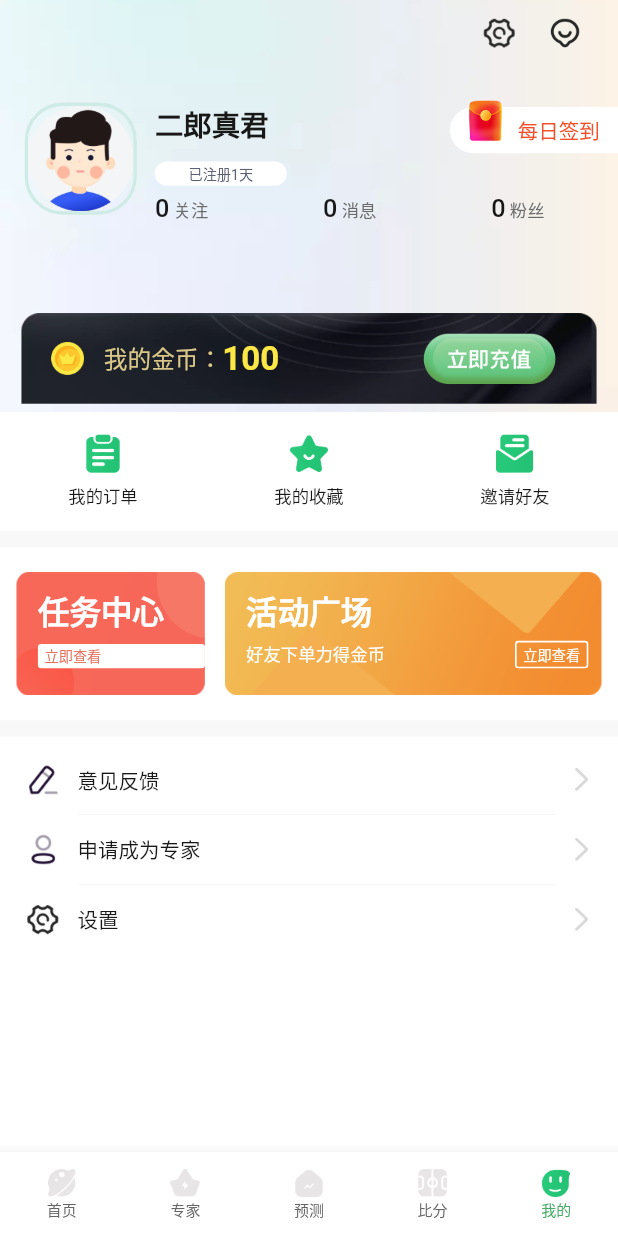
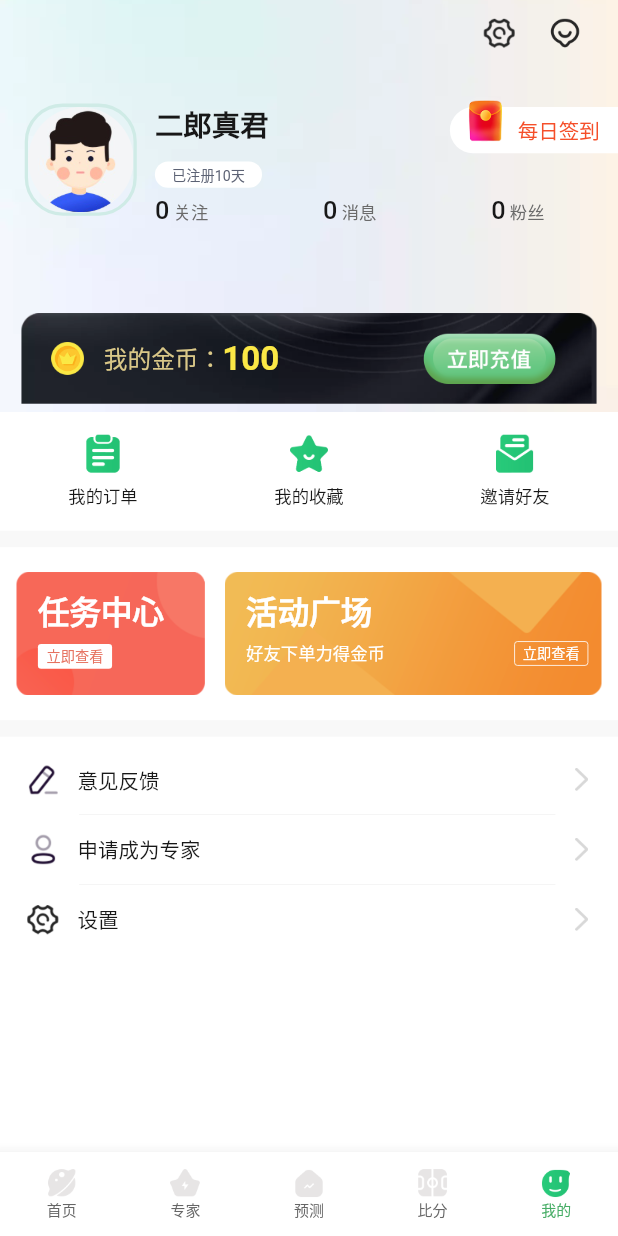
Before and after one commit to dingshaoshuai-dbchain/flutter_study, a Flutter app: the screen it shows after launch, swiped to page 5, on a phone screen of 412 x 824 dp. Run offline on Flutter 3.47's test engine with Material 2 defaults, Android fonts, the phone set to English and light mode, and no system bars; drawn by our look-alikes of oktoast; our stand-ins replace cached_network_image, dio, fluro, flutter_screenutil; missing offline and left inert: common_utils, flukit.

Commit message:
我的界面

```diff
--- a/lib/page/my/my_index_page.dart
+++ b/lib/page/my/my_index_page.dart
@@ -1,7 +1,7 @@
 import 'package:flutter/cupertino.dart';
 import 'package:flutter/material.dart';
 import 'package:flutter_screenutil/flutter_screenutil.dart';
-import 'package:youliao/page/my/widgets/menu_list_widget.dart';
+import 'package:youliao/page/my/widgets/menu_item_widget.dart';
 import 'package:youliao/res_app/app_colors.dart';
 import 'package:youliao/util/image_util.dart';
 import 'package:youliao/util/toast_util.dart';
@@ -12,6 +12,8 @@ import 'package:youliao/widgets/basis/text_widget.dart';
 import 'package:youliao/widgets/gaps.dart';
 import 'package:youliao/widgets/status_bar.dart';
 
+import '../../util/log_utils.dart';
+
 class MyIndexPage extends StatefulWidget {
   const MyIndexPage({super.key});
 
@@ -20,21 +22,38 @@ class MyIndexPage extends StatefulWidget {
 }
 
 class _MyIndexPageState extends State<MyIndexPage> {
-  final Widget _menuListWidget = const MenuListWidget();
+  final Widget _topWidget = _TopWidget();
+  final Widget _functionMenuWidget = _FunctionMenuWidget();
+  final Widget _taskMenuWidget = _TaskMenuWidget();
+  final Widget _menuListWidget = _MenuListWidget();
 
   Widget build(BuildContext context) {
     print("build - MyIndexPage");
     return Container(
       child: Column(children: [
-        _buildTop(),
-        _buildMenu(),
-        _buildTaskCenter(),
-        Expanded(child: _buildMenuList()),
+        // 用户信息
+        _topWidget,
+        // 我的订单、我的收藏、邀请好友
+        _functionMenuWidget,
+        // 任务中心、活动广场
+        _taskMenuWidget,
+        // 意见反馈、申请成为专家..
+        Expanded(
+          child: ContainerWidget(
+            backgroundColor: Colors.white,
+            marginTop: 10.w,
+            paddingVertical: 5.w,
+            child: _menuListWidget,
+          ),
+        ),
       ]),
     );
   }
+}
 
-  Widget _buildTop() {
+class _TopWidget extends StatelessWidget {
+  @override
+  Widget build(BuildContext context) {
     return Stack(
       children: [
         ImageWidget(
@@ -127,16 +146,21 @@ class _MyIndexPageState extends State<MyIndexPage> {
                               )
                             ],
                           ),
+                          Row(
+                            children: [
                               TextWidget(
-                            text: '已注册1天',
-                            width: 80.w,
+                                text: '已注册10天',
+                                width: 65.w,
+                                height: 16.w,
                                 textColor: AppColors.color5C6274,
                                 fontSize: 9.sp,
+                                maxLines: 1,
                                 radius: 8.w,
+                                paddingHorizontal: 2.w,
                                 backgroundColor: Colors.white,
-                            paddingHorizontal: 10.w,
-                            paddingVertical: 1.w,
                                 marginTop: 5.w,
+                              )
+                            ],
                           ),
                           Gaps.vGap5,
                           Row(
@@ -253,8 +277,11 @@ class _MyIndexPageState extends State<MyIndexPage> {
       ],
     );
   }
+}
 
-  Widget _buildMenu() {
+class _FunctionMenuWidget extends StatelessWidget {
+  @override
+  Widget build(BuildContext context) {
     return ContainerWidget(
       height: 72.w,
       backgroundColor: Colors.white,
@@ -315,8 +342,12 @@ class _MyIndexPageState extends State<MyIndexPage> {
       ),
     );
   }
+}
 
-  Widget _buildTaskCenter() {
+class _TaskMenuWidget extends StatelessWidget {
+  @override
+  Widget build(BuildContext context) {
+    Log.d('build - _TaskMenuWidget');
     return ContainerWidget(
       height: 105.w,
       backgroundColor: Colors.white,
@@ -333,6 +364,7 @@ class _MyIndexPageState extends State<MyIndexPage> {
                 Toast.show('任务中心');
               },
               child: Column(
+                crossAxisAlignment: CrossAxisAlignment.start,
                 children: [
                   TextWidget(
                     text: '任务中心',
@@ -347,11 +379,10 @@ class _MyIndexPageState extends State<MyIndexPage> {
                     text: '立即查看',
                     textColor: const Color(0xFFE6715F),
                     fontSize: 9.sp,
-                    alignment: Alignment.centerLeft,
+                    width: 45.w,
+                    height: 15.w,
                     marginLeft: 13.w,
                     backgroundColor: Colors.white,
-                    paddingVertical: 1.w,
-                    paddingHorizontal: 4.w,
                     marginTop: 6.w,
                     radius: 2.w,
                   )
@@ -394,11 +425,11 @@ class _MyIndexPageState extends State<MyIndexPage> {
                         text: '立即查看',
                         textColor: Colors.white,
                         fontSize: 9.sp,
-                        alignment: Alignment.centerLeft,
+                        width: 45.w,
+                        height: 15.w,
                         marginLeft: 13.w,
-                        paddingVertical: 1.w,
-                        borderSide: BorderSide(color: Colors.white, width: 1.w),
-                        paddingHorizontal: 4.w,
+                        borderSide:
+                            BorderSide(color: Colors.white, width: 0.5.w),
                         marginTop: 4.w,
                         radius: 2.w,
                         marginRight: 8.w,
@@ -413,13 +444,41 @@ class _MyIndexPageState extends State<MyIndexPage> {
       ),
     );
   }
+}
 
-  Widget _buildMenuList() {
+class _MenuListWidget extends StatelessWidget {
+  @override
+  Widget build(BuildContext context) {
+    Log.d('build - _MenuListWidget');
     return ContainerWidget(
       backgroundColor: Colors.white,
-      marginTop: 10.w,
-      paddingVertical: 5.w,
-      child: _menuListWidget,
+      child: Column(
+        children: [
+          MenuItemWidget(
+            url: 'my/ic_feedback',
+            text: '意见反馈',
+            onPressed: () {
+              Toast.show('意见反馈');
+            },
+          ),
+          Gaps.hLine(indent: 48.w, endIndent: 38.w),
+          MenuItemWidget(
+            url: 'my/ic_person',
+            text: '申请成为专家',
+            onPressed: () {
+              Toast.show('申请成为专家');
+            },
+          ),
+          Gaps.hLine(indent: 48.w, endIndent: 38.w),
+          MenuItemWidget(
+            url: 'my/ic_settings',
+            text: '设置',
+            onPressed: () {
+              Toast.show('设置');
+            },
+          ),
+        ],
+      ),
     );
   }
 }
--- a/lib/page/my/widgets/menu_list_widget.dart
+++ /dev/null
@@ -1,47 +0,0 @@
-import 'package:flutter/cupertino.dart';
-import 'package:flutter/material.dart';
-import 'package:flutter_screenutil/flutter_screenutil.dart';
-import 'package:youliao/page/my/widgets/menu_item_widget.dart';
-import 'package:youliao/util/log_utils.dart';
-import 'package:youliao/util/toast_util.dart';
-import 'package:youliao/widgets/basis/container_widget.dart';
-import 'package:youliao/widgets/gaps.dart';
-
-class MenuListWidget extends StatelessWidget {
-  const MenuListWidget({super.key});
-
-  @override
-  Widget build(BuildContext context) {
-    Log.d('build - MenuListWidget');
-    return ContainerWidget(
-      backgroundColor: Colors.white,
-      child: Column(
-        children: [
-          MenuItemWidget(
-            url: 'my/ic_feedback',
-            text: '意见反馈',
-            onPressed: (){
-              Toast.show('意见反馈');
-            },
-          ),
-          Gaps.hLine(indent: 48.w, endIndent: 38.w),
-          MenuItemWidget(
-            url: 'my/ic_person',
-            text: '申请成为专家',
-            onPressed: (){
-              Toast.show('申请成为专家');
-            },
-          ),
-          Gaps.hLine(indent: 48.w, endIndent: 38.w),
-          MenuItemWidget(
-            url: 'my/ic_settings',
-            text: '设置',
-            onPressed: (){
-              Toast.show('设置');
-            },
-          ),
-        ],
-      ),
-    );
-  }
-}
--- a/lib/widgets/basis/button_widget.dart
+++ b/lib/widgets/basis/button_widget.dart
@@ -15,6 +15,10 @@ class ButtonWidget extends StatelessWidget {
     this.fontWeight,
     this.width,
     this.height,
+    this.minWidth,
+    this.maxWidth,
+    this.minHeight,
+    this.maxHeight,
     this.backgroundColor,
     this.backgroundImagePath,
     this.backgroundImageFormat,
@@ -55,6 +59,10 @@ class ButtonWidget extends StatelessWidget {
 
   final double? width;
   final double? height;
+  final double? minWidth;
+  final double? maxWidth;
+  final double? minHeight;
+  final double? maxHeight;
 
   final Color? backgroundColor;
 
@@ -96,6 +104,10 @@ class ButtonWidget extends StatelessWidget {
     return ContainerWidget(
       width: width,
       height: height,
+      minWidth: minWidth,
+      maxWidth: maxWidth,
+      minHeight: minHeight,
+      maxHeight: maxHeight,
       alignment: alignment,
       backgroundColor: backgroundColor,
       backgroundImagePath: backgroundImagePath,
--- a/lib/widgets/basis/container_widget.dart
+++ b/lib/widgets/basis/container_widget.dart
@@ -8,6 +8,10 @@ class ContainerWidget extends StatelessWidget {
     super.key,
     this.width,
     this.height,
+    this.minWidth,
+    this.maxWidth,
+    this.minHeight,
+    this.maxHeight,
     this.backgroundColor,
     this.alignment,
     this.backgroundImagePath,
@@ -43,6 +47,10 @@ class ContainerWidget extends StatelessWidget {
 
   final double? width;
   final double? height;
+  final double? minWidth;
+  final double? maxWidth;
+  final double? minHeight;
+  final double? maxHeight;
 
   final Color? backgroundColor;
   final AlignmentGeometry? alignment;
@@ -86,8 +94,12 @@ class ContainerWidget extends StatelessWidget {
   @override
   Widget build(BuildContext context) {
     Widget content = Container(
-      width: width,
-      height: height,
+      constraints: BoxConstraints(
+        minWidth: width ?? minWidth ?? 0.0,
+        maxWidth: width ?? maxWidth ?? double.infinity,
+        minHeight: height ?? minHeight ?? 0.0,
+        maxHeight: height ?? maxHeight ?? double.infinity,
+      ),
       alignment: alignment,
       padding: EdgeInsets.only(
         left: paddingLeft ?? paddingHorizontal ?? padding ?? 0.0,
--- a/lib/widgets/basis/image_widget.dart
+++ b/lib/widgets/basis/image_widget.dart
@@ -14,6 +14,10 @@ class ImageWidget extends StatelessWidget {
     this.imageRadius,
     this.width,
     this.height,
+    this.minWidth,
+    this.maxWidth,
+    this.minHeight,
+    this.maxHeight,
     this.backgroundColor,
     this.padding,
     this.paddingHorizontal,
@@ -51,6 +55,10 @@ class ImageWidget extends StatelessWidget {
 
   final double? width;
   final double? height;
+  final double? minWidth;
+  final double? maxWidth;
+  final double? minHeight;
+  final double? maxHeight;
 
   final Color? backgroundColor;
 
@@ -89,6 +97,10 @@ class ImageWidget extends StatelessWidget {
     return ContainerWidget(
       width: width,
       height: height,
+      minWidth: minWidth,
+      maxWidth: maxWidth,
+      minHeight: minHeight,
+      maxHeight: maxHeight,
       backgroundColor: backgroundColor,
       padding: padding,
       paddingHorizontal: paddingHorizontal,
--- a/lib/widgets/basis/text_widget.dart
+++ b/lib/widgets/basis/text_widget.dart
@@ -11,10 +11,14 @@ class TextWidget extends StatelessWidget {
     required this.fontSize,
     this.alignment = Alignment.center,
     this.maxLines,
-    this.overflow,
+    this.overflow = TextOverflow.ellipsis,
     this.fontWeight,
     this.width,
     this.height,
+    this.minWidth,
+    this.maxWidth,
+    this.minHeight,
+    this.maxHeight,
     this.backgroundColor,
     this.backgroundImagePath,
     this.backgroundImageFormat,
@@ -55,6 +59,10 @@ class TextWidget extends StatelessWidget {
 
   final double? width;
   final double? height;
+  final double? minWidth;
+  final double? maxWidth;
+  final double? minHeight;
+  final double? maxHeight;
 
   final Color? backgroundColor;
 
@@ -96,6 +104,10 @@ class TextWidget extends StatelessWidget {
     return ContainerWidget(
       width: width,
       height: height,
+      minWidth: minWidth,
+      maxWidth: maxWidth,
+      minHeight: minHeight,
+      maxHeight: maxHeight,
       alignment: alignment,
       backgroundColor: backgroundColor,
       backgroundImagePath: backgroundImagePath,
```
Lines whose indentation alone changed are shown as unchanged.
